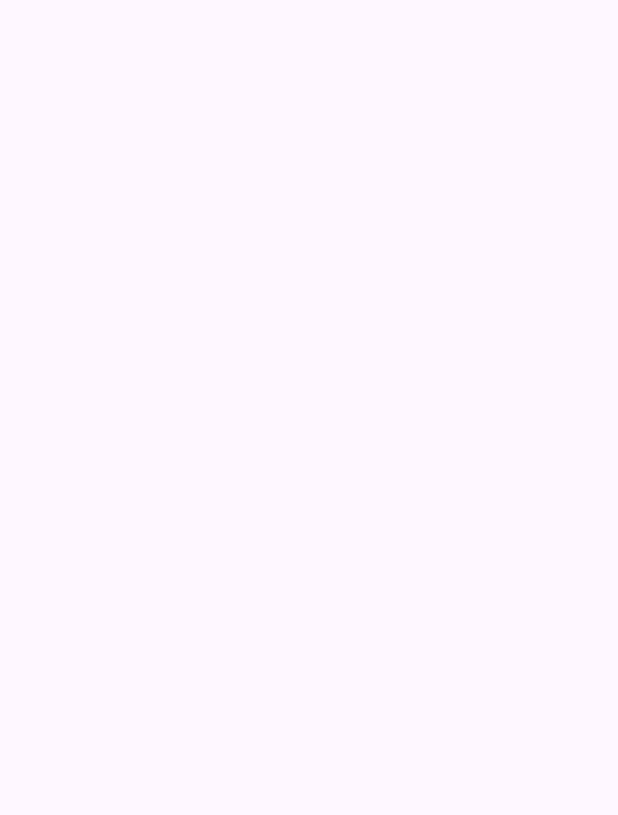
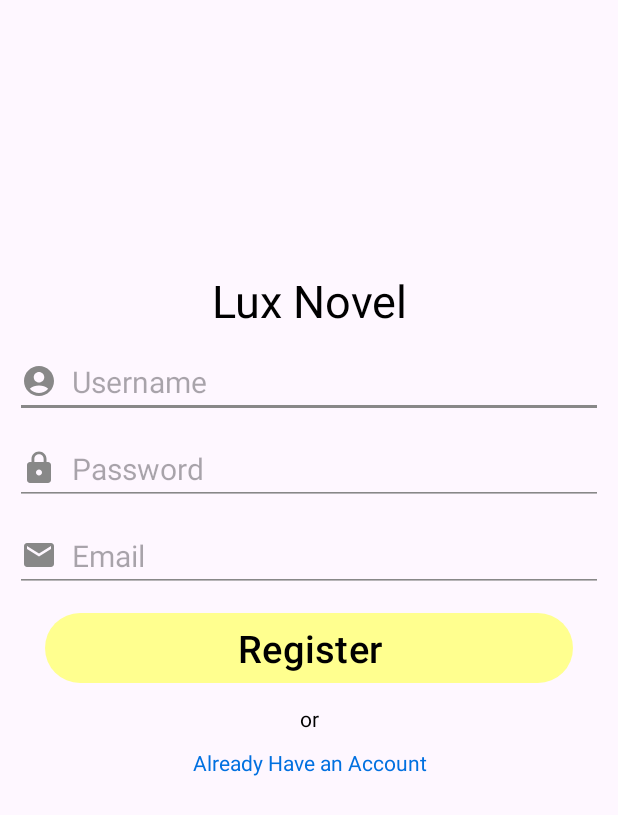
Before and after one commit to ChisThanh/LuxNovel, an Android app: the ActivityRegister screen opened directly, with no data from a screen before it, on a phone screen of 412 x 824 dp. Before the commit the part shown is empty. Shown: the top 815 px of the screen. Run offline under Robolectric (Android 15) with nearby library versions, the phone set to English and light mode, and no system bars.

Commit message:
Add activity_register
Giao diện của Activity Register

```diff
--- /dev/null
+++ b/app/src/main/res/drawable/email.xml
@@ -0,0 +1,5 @@
+<vector xmlns:android="http://schemas.android.com/apk/res/android" android:height="24dp" android:tint="#000000" android:viewportHeight="24" android:viewportWidth="24" android:width="24dp">
+
+    <path android:fillColor="@android:color/white" android:pathData="M20,4L4,4c-1.1,0 -1.99,0.9 -1.99,2L2,18c0,1.1 0.9,2 2,2h16c1.1,0 2,-0.9 2,-2L22,6c0,-1.1 -0.9,-2 -2,-2zM20,8l-8,5 -8,-5L4,6l8,5 8,-5v2z"/>
+
+</vector>
--- a/app/src/main/res/layout/activity_login.xml
+++ b/app/src/main/res/layout/activity_login.xml
@@ -32,7 +32,7 @@
         android:drawableTint="@color/gray"
         android:drawableStart="@drawable/username"
 
-        android:textSize="25sp"
+        android:textSize="20sp"
         android:backgroundTint="@color/gray"
 
         android:autofillHints=""
@@ -56,7 +56,7 @@
         android:drawableTint="@color/gray"
         android:drawableStart="@drawable/password"
 
-        android:textSize="25sp"
+        android:textSize="20sp"
         android:backgroundTint="@color/gray"
 
         android:autofillHints=""
@@ -82,7 +82,8 @@
             android:layout_height="wrap_content"
             android:layout_weight="1"
             android:text="@string/remember"
-            tools:ignore="VisualLintButtonSize" />
+            tools:ignore="VisualLintButtonSize"
+        />
 
         <TextView
             android:id="@+id/vText_aLogin_Forgot"
@@ -101,12 +102,13 @@
         android:layout_width="match_parent"
         android:layout_height="wrap_content"
         android:layout_marginTop="10dp"
-        android:layout_marginStart="10dp"
-        android:layout_marginEnd="10dp"
+        android:layout_marginStart="30dp"
+        android:layout_marginEnd="30dp"
         android:textSize="25sp"
         android:textColor="@color/black"
         android:text="@string/login"
-        tools:ignore="VisualLintButtonSize" />
+        tools:ignore="VisualLintButtonSize"
+    />
 
     <TextView
         android:layout_width="match_parent"
--- a/app/src/main/res/layout/activity_register.xml
+++ b/app/src/main/res/layout/activity_register.xml
@@ -1,6 +1,130 @@
 <?xml version="1.0" encoding="utf-8"?>
-<androidx.constraintlayout.widget.ConstraintLayout xmlns:android="http://schemas.android.com/apk/res/android"
+
+<LinearLayout
+    xmlns:android="http://schemas.android.com/apk/res/android"
+    xmlns:tools="http://schemas.android.com/tools"
     android:layout_width="match_parent"
-    android:layout_height="match_parent">
+    android:layout_height="match_parent"
+    android:orientation="vertical"
+    tools:context=".Activity.ActivityRegister"
+>
 
-</androidx.constraintlayout.widget.ConstraintLayout>
+    <TextView
+        android:layout_width="match_parent"
+        android:layout_height="wrap_content"
+        android:layout_marginTop="180dp"
+        android:gravity="center"
+        android:textSize="30sp"
+        android:text="@string/app_name"
+    />
+
+    <EditText
+        android:id="@+id/uText_aRegister_Username"
+
+        android:layout_width="match_parent"
+        android:layout_height="wrap_content"
+        android:layout_marginTop="10dp"
+        android:layout_marginStart="10dp"
+        android:layout_marginEnd="10dp"
+
+
+        android:drawablePadding="10dp"
+        android:drawableTint="@color/gray"
+        android:drawableStart="@drawable/username"
+
+        android:textSize="20sp"
+        android:backgroundTint="@color/gray"
+
+        android:autofillHints=""
+        android:hint="@string/username"
+        android:ems="10"
+        android:inputType="text"
+
+        tools:ignore="LabelFor,VisualLintTextFieldSize,TextContrastCheck"
+    />
+
+    <EditText
+        android:id="@+id/uText_aRegister_Password"
+
+        android:layout_width="match_parent"
+        android:layout_height="wrap_content"
+        android:layout_marginTop="10dp"
+        android:layout_marginStart="10dp"
+        android:layout_marginEnd="10dp"
+
+        android:drawablePadding="10dp"
+        android:drawableTint="@color/gray"
+        android:drawableStart="@drawable/password"
+
+        android:textSize="20sp"
+        android:backgroundTint="@color/gray"
+
+        android:autofillHints=""
+        android:hint="@string/password"
+        android:ems="10"
+        android:inputType="textPassword"
+
+        tools:ignore="LabelFor,VisualLintTextFieldSize, TextContrastCheck"
+    />
+
+
+    <EditText
+        android:id="@+id/uText_aRegister_Email"
+
+        android:layout_width="match_parent"
+        android:layout_height="wrap_content"
+        android:layout_marginTop="10dp"
+        android:layout_marginStart="10dp"
+        android:layout_marginEnd="10dp"
+
+        android:drawablePadding="10dp"
+        android:drawableTint="@color/gray"
+        android:drawableStart="@drawable/email"
+
+        android:textSize="20sp"
+        android:backgroundTint="@color/gray"
+
+        android:autofillHints=""
+        android:hint="@string/email"
+        android:ems="10"
+        android:inputType="textEmailAddress"
+
+        tools:ignore="LabelFor,VisualLintTextFieldSize, TextContrastCheck"
+    />
+
+    <Button
+        android:id="@+id/uButton_aRegister_Register"
+        android:layout_width="match_parent"
+        android:layout_height="wrap_content"
+        android:layout_marginTop="10dp"
+        android:layout_marginStart="30dp"
+        android:layout_marginEnd="30dp"
+        android:textSize="25sp"
+        android:textColor="@color/black"
+        android:text="@string/register"
+        tools:ignore="VisualLintButtonSize"
+    />
+
+    <TextView
+        android:layout_width="match_parent"
+        android:layout_height="wrap_content"
+        android:layout_marginTop="10dp"
+        android:layout_marginStart="10dp"
+        android:layout_marginEnd="10dp"
+        android:gravity="center"
+        android:text="@string/or"
+    />
+
+    <TextView
+        android:id="@+id/vText_aRegister_Login"
+        android:layout_width="match_parent"
+        android:layout_height="wrap_content"
+        android:layout_marginTop="10dp"
+        android:layout_marginStart="10dp"
+        android:layout_marginEnd="10dp"
+        android:gravity="center"
+        android:textColor="@color/dark_sky_blue"
+        android:text="@string/login_question"
+    />
+
+</LinearLayout>
--- a/app/src/main/res/values/strings.xml
+++ b/app/src/main/res/values/strings.xml
@@ -5,10 +5,12 @@
 
     <string name="username">Username</string>
     <string name="password">Password</string>
+    <string name="email">Email</string>
     <string name="login">Login</string>
     <string name="register">Register</string>
     <string name="forgot_password">Forgot Password?</string>
     <string name="register_question">Create an Account</string>
+    <string name="login_question">Already Have an Account</string>
     <string name="remember">Remember Account</string>
     <string name="or">or</string>
 </resources>
```
Also changed, not shown: app/src/main/java/project/luxnovel/Activity/ActivityRegister.java (line endings or trailing spaces).
